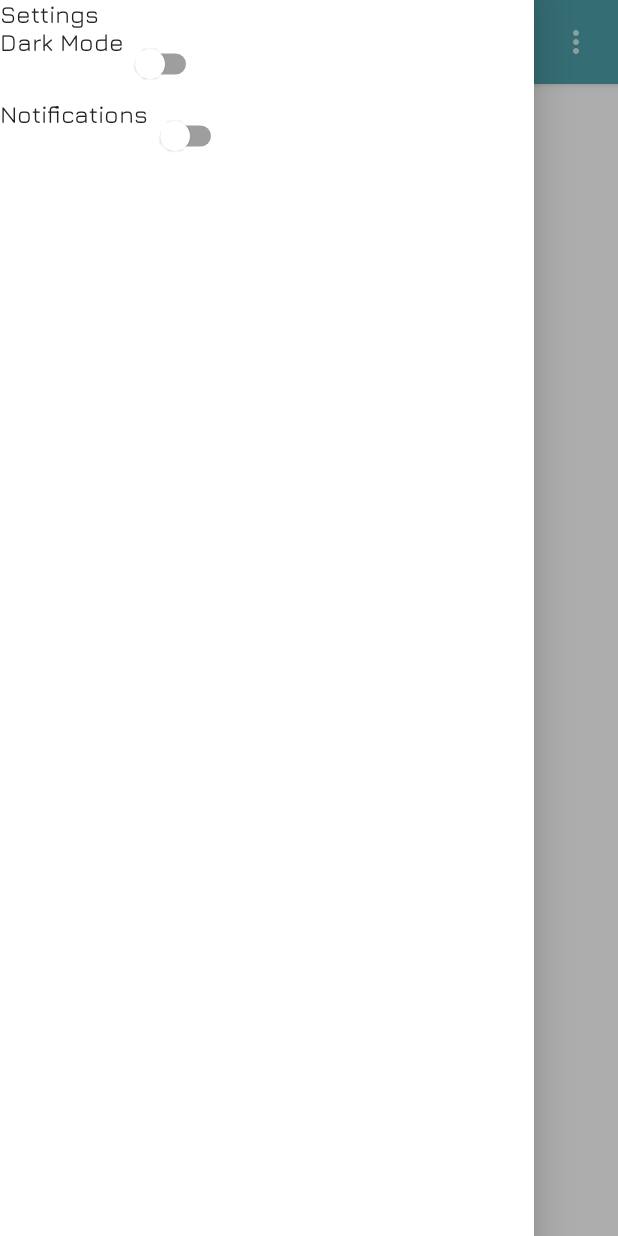
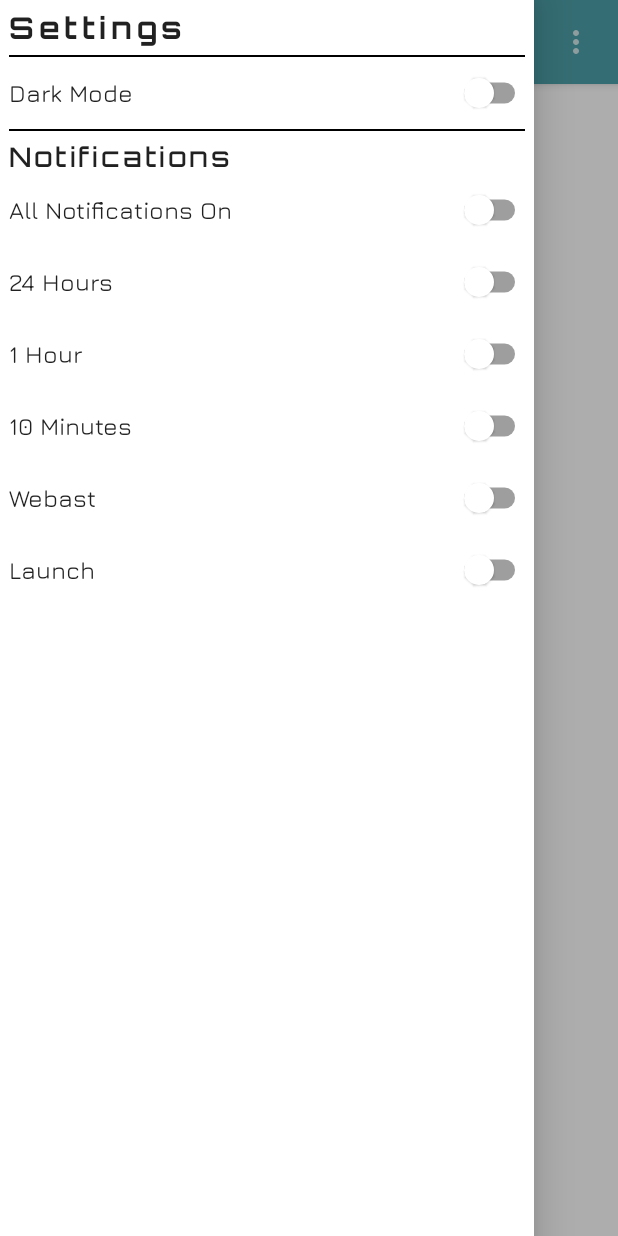
Before and after one commit to TheWire/WenLaunch, an Android app built with Jetpack Compose: the composable LaunchListScreen shown on its own in the app's theme, after a tap on "menu", on a phone screen of 412 x 824 dp. Run offline under Robolectric (Android 15) with nearby library versions, the phone set to English and light mode, and no system bars; our stand-ins replace Dagger/Hilt's generated code.

Commit message:
notification settings working

```diff
--- a/app/src/main/java/com/thewire/wenlaunch/ui/launch_list/LaunchListScreent.kt
+++ b/app/src/main/java/com/thewire/wenlaunch/ui/launch_list/LaunchListScreent.kt
@@ -32,7 +32,6 @@ fun LaunchListScreen(
     val launches = viewModel.launches.value
 
     val drawerState = rememberDrawerState(DrawerValue.Closed)
-    val drawerGestureEnabled = remember{ mutableStateOf(false) }
     val scope = rememberCoroutineScope()
 
     WenLaunchTheme(
@@ -56,7 +55,6 @@ fun LaunchListScreen(
                                 modifier = Modifier.align(Alignment.CenterEnd),
                                 onClick = {
                                     scope.launch {
-                                        drawerGestureEnabled.value = true
                                         drawerState.open()
                                     }
                                 }
@@ -75,10 +73,11 @@ fun LaunchListScreen(
             ),
             drawerContent = {
                 SettingsDrawer(
+                    modifier = Modifier.padding(6.dp),
                    viewModel = viewModel.settingsViewModel
                 )
             },
-            drawerGesturesEnabled = drawerGestureEnabled.value,
+            drawerGesturesEnabled = drawerState.isOpen,
         ) {
             if (launches.isEmpty()) {
                 LoadingAnimation(modifier = Modifier.fillMaxSize())
--- a/app/src/main/java/com/thewire/wenlaunch/ui/settings/SettingsDrawer.kt
+++ b/app/src/main/java/com/thewire/wenlaunch/ui/settings/SettingsDrawer.kt
@@ -1,11 +1,18 @@
 package com.thewire.wenlaunch.ui
 
-import androidx.compose.foundation.layout.Column
-import androidx.compose.foundation.layout.Row
-import androidx.compose.material.Switch
-import androidx.compose.material.Text
+import androidx.compose.foundation.layout.*
+import androidx.compose.material.*
 import androidx.compose.runtime.Composable
+import androidx.compose.ui.Alignment
 import androidx.compose.ui.Modifier
+import androidx.compose.ui.graphics.Color
+import androidx.compose.ui.tooling.preview.Preview
+import androidx.compose.ui.unit.dp
+import com.thewire.wenlaunch.domain.model.settings.NotificationLevel
+import com.thewire.wenlaunch.domain.model.settings.NotificationLevel.*
+import com.thewire.wenlaunch.presentation.BaseApplication
+import com.thewire.wenlaunch.presentation.theme.Typography
+import com.thewire.wenlaunch.presentation.theme.WenLaunchTheme
 import com.thewire.wenlaunch.ui.settings.SettingsEvent
 import com.thewire.wenlaunch.ui.settings.SettingsViewModel
 
@@ -14,19 +21,81 @@ fun SettingsDrawer(
     modifier: Modifier = Modifier,
     viewModel: SettingsViewModel
 ) {
-    Column() {
-        Text("Settings")
+    Column(
+        modifier = modifier
+    ) {
+        Text(
+            text = "Settings",
+            modifier = Modifier
+                .padding(bottom = 6.dp),
+            style = Typography.h5
+        )
+        Divider(color = MaterialTheme.colors.onSurface, thickness = 1.dp)
+        val switchModifier = Modifier.fillMaxWidth()
         SwitchButton(
+            modifier = switchModifier,
             text = "Dark Mode",
             checked = viewModel.darkMode.value,
             onCheckedChanged = { viewModel.onEvent(SettingsEvent.DarkMode) }
         )
+        Divider(color = MaterialTheme.colors.onSurface, thickness = 1.dp)
+        Text(
+            text = "Notifications",
+            modifier = Modifier
+                .padding(top = 6.dp),
+            style = Typography.h6
+        )
         SwitchButton(
-            text = "Notifications",
-            checked = false,
-            onCheckedChanged = { state -> viewModel.onEvent(SettingsEvent.NotificationsAllOn) }
+            modifier = switchModifier,
+            text = "All Notifications On",
+            checked = viewModel.notifications.value.containsValue(true),
+            onCheckedChanged = {
+                    state -> viewModel.onEvent(SettingsEvent.NotificationsToggle(state))
+            }
+        )
+        SwitchButton(
+            modifier = switchModifier,
+            text = "24 Hours",
+            checked = viewModel.notifications.value[HOURS24] ?: false,
+            onCheckedChanged = {
+                    state -> viewModel.onEvent(SettingsEvent.NotificationsChange(HOURS24, state))
+            }
+        )
+        SwitchButton(
+            modifier = switchModifier,
+            text = "1 Hour",
+            checked = viewModel.notifications.value[HOURS1] ?: false,
+            onCheckedChanged = {
+                    state -> viewModel.onEvent(SettingsEvent.NotificationsChange(HOURS1, state))
+            }
 
         )
+        SwitchButton(
+            modifier = switchModifier,
+            text = "10 Minutes",
+            checked = viewModel.notifications.value[MINUTES10] ?: false,
+            onCheckedChanged = {
+                    state -> viewModel.onEvent(SettingsEvent.NotificationsChange(MINUTES10, state))
+            }
+        )
+        SwitchButton(
+            modifier = switchModifier,
+            text = "Webast",
+            checked = viewModel.notifications.value[WEBCAST] ?: false,
+            onCheckedChanged = {
+                    state -> viewModel.onEvent(SettingsEvent.NotificationsChange(WEBCAST, state))
+            }
+
+        )
+        SwitchButton(
+            modifier = switchModifier,
+            text = "Launch",
+            checked = viewModel.notifications.value[LAUNCH] ?: false,
+            onCheckedChanged = {
+                    state -> viewModel.onEvent(SettingsEvent.NotificationsChange(LAUNCH, state))
+            }
+        )
+
     }
 }
 
@@ -38,10 +107,13 @@ fun SwitchButton(
     onCheckedChanged: (Boolean) -> Unit
 ) {
     Row(
-        modifier = modifier
+        modifier = modifier,
+        horizontalArrangement = Arrangement.SpaceBetween
     ) {
         Text(
-            text = text
+            text = text,
+            modifier = Modifier
+                .align(alignment = Alignment.CenterVertically)
         )
         Switch(
             checked = checked,
@@ -49,3 +121,19 @@ fun SwitchButton(
         )
     }
 }
+
+@Preview
+@Composable
+fun SettingsDrawPreview() {
+    WenLaunchTheme(darkTheme = true) {
+        Surface(
+            modifier = Modifier
+                .fillMaxSize()
+        ) {
+            SettingsDrawer(
+                modifier = Modifier.fillMaxSize().padding(6.dp),
+                viewModel = SettingsViewModel(BaseApplication())
+            )
+        }
+    }
+}
--- a/app/src/main/java/com/thewire/wenlaunch/ui/settings/SettingsEvent.kt
+++ b/app/src/main/java/com/thewire/wenlaunch/ui/settings/SettingsEvent.kt
@@ -3,8 +3,7 @@ package com.thewire.wenlaunch.ui.settings
 import com.thewire.wenlaunch.domain.model.settings.NotificationLevel
 
 sealed class SettingsEvent {
-    data class NotificationsChange(val level: NotificationLevel): SettingsEvent()
-    object NotificationsAllOn: SettingsEvent()
-    object NotificationsAllOff: SettingsEvent()
+    data class NotificationsChange(val level: NotificationLevel, val state: Boolean): SettingsEvent()
+    data class NotificationsToggle(val state: Boolean): SettingsEvent()
     object DarkMode: SettingsEvent()
 }
```
Also changed, not shown: app/src/main/java/com/thewire/wenlaunch/ui/settings/SettingsViewModel.kt (+13 -7 lines).
